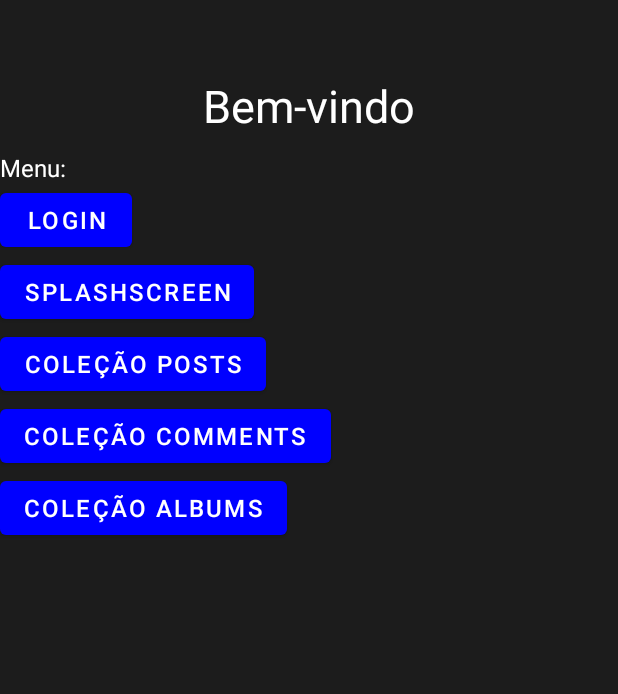
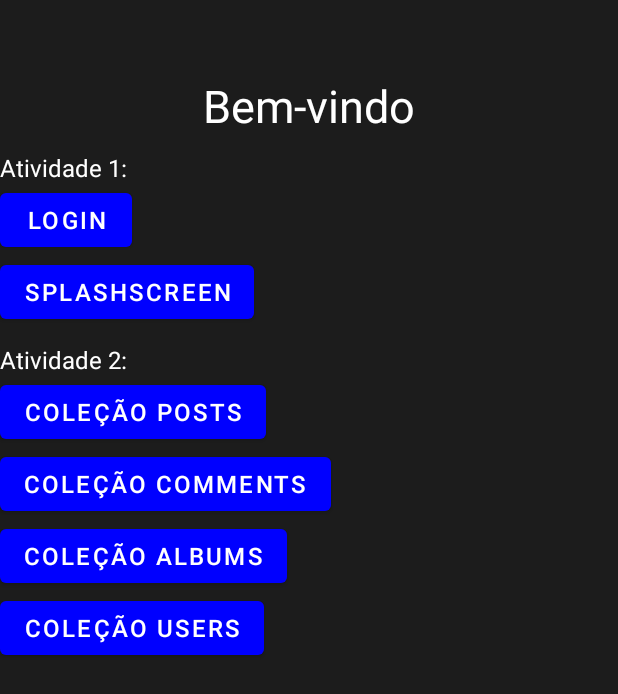
Before and after one commit to Eduardo-Lenuzza/computacao_para_disp_moveis, an Android app: the HomeScreenActivity screen opened directly, with no data from a screen before it, on a phone screen of 412 x 824 dp. Shown: the top 694 px of the screen. Run offline under Robolectric (Android 15) with nearby library versions, the phone set to English and light mode, and no system bars.

Commit message:
Add Atividade 2

```diff
--- a/Atividade1/app/src/main/java/com/example/atividade1/utils/Http_service.java
+++ b/Atividade1/app/src/main/java/com/example/atividade1/utils/Http_service.java
@@ -9,6 +9,7 @@ import androidx.annotation.RequiresApi;
 import com.example.atividade1.model.Albums;
 import com.example.atividade1.model.Comments;
 import com.example.atividade1.model.Posts;
+import com.example.atividade1.model.Users;
 
 import org.json.JSONArray;
 
@@ -65,6 +66,9 @@ public class Http_service extends AsyncTask<String, String, String> {
                 case "albums":
                     Albums.jsonIterable(jsonArray);
                     return urlComReplace;
+                case "users":
+                    Users.jsonIterable(jsonArray);
+                    return urlComReplace;
                 default:
                     return null;
             }
--- /dev/null
+++ b/Atividade1/app/src/main/res/layout-v21/activity_home_screen.xml
@@ -0,0 +1,112 @@
+<?xml version="1.0" encoding="utf-8"?>
+<RelativeLayout xmlns:android="http://schemas.android.com/apk/res/android"
+    xmlns:tools="http://schemas.android.com/tools"
+    android:id="@+id/HomeScreen"
+    android:layout_width="match_parent"
+    android:layout_height="match_parent"
+    android:theme="@style/ActivityMainPage"
+    tools:context=".view.HomeScreenActivity">
+
+    <TextView
+        android:id="@+id/textBemVindo"
+        android:layout_width="wrap_content"
+        android:layout_height="wrap_content"
+        android:layout_centerHorizontal="true"
+        android:layout_marginTop="50dp"
+        android:text="Bem-vindo"
+        android:textColor="@color/white"
+        android:textSize="30dp" />
+
+    <TextView
+        android:id="@+id/textAtividade1"
+        android:layout_width="wrap_content"
+        android:layout_height="wrap_content"
+        android:layout_marginTop="10dp"
+        android:text="Atividade 1:"
+        android:textColor="@color/white"
+        android:layout_below="@+id/textBemVindo"
+        android:textSize="16dp" />
+
+    <Button
+        android:id="@+id/btnLogin"
+        style="@style/MyBtn"
+        android:layout_width="wrap_content"
+        android:layout_height="wrap_content"
+        android:onClick="voltarLogin"
+        android:layout_below="@+id/textAtividade1"
+        android:text="Login" />
+    <View
+        android:layout_width="15dp"
+        android:layout_height="20dp"
+        android:layout_weight="1" />
+    <Button
+        android:id="@+id/btnSplash"
+        style="@style/MyBtn"
+        android:layout_width="wrap_content"
+        android:layout_height="wrap_content"
+        android:onClick="voltarSplash"
+        android:layout_below="@+id/btnLogin"
+        android:text="SplashScreen" />
+    <View
+        android:layout_width="15dp"
+        android:layout_height="20dp"
+        android:layout_weight="1" />
+    <TextView
+        android:id="@+id/textAtividade2"
+        android:layout_width="wrap_content"
+        android:layout_height="wrap_content"
+        android:layout_marginTop="10dp"
+        android:text="Atividade 2:"
+        android:textColor="@color/white"
+        android:layout_below="@+id/btnSplash"
+        android:textSize="16dp" />
+    <Button
+        android:id="@+id/colecaoPosts"
+        style="@style/MyBtn"
+        android:layout_width="wrap_content"
+        android:layout_height="wrap_content"
+        android:onClick="colecaoApi"
+        android:layout_below="@+id/textAtividade2"
+        android:text="@string/posts" />
+    <View
+        android:layout_width="15dp"
+        android:layout_height="20dp"
+        android:layout_weight="1" />
+    <Button
+        android:id="@+id/colecaoComments"
+        style="@style/MyBtn"
+        android:layout_width="wrap_content"
+        android:layout_height="wrap_content"
+        android:onClick="colecaoApi"
+        android:layout_below="@+id/colecaoPosts"
+        android:text="@string/comments" />
+    <View
+        android:layout_width="15dp"
+        android:layout_height="20dp"
+        android:layout_weight="1"
+        tools:ignore="ObsoleteLayoutParam" />
+    <Button
+        android:id="@+id/colecaoAlbums"
+        style="@style/MyBtn"
+        android:layout_width="wrap_content"
+        android:layout_height="wrap_content"
+        android:onClick="colecaoApi"
+        android:layout_below="@+id/colecaoComments"
+        android:text="@string/albums"
+        tools:targetApi="lollipop" />
+    <View
+        android:layout_width="15dp"
+        android:layout_height="20dp"
+        android:layout_weight="1"
+        tools:ignore="ObsoleteLayoutParam" />
+    <Button
+        android:id="@+id/colecaoUsers"
+        style="@style/MyBtn"
+        android:layout_width="wrap_content"
+        android:layout_height="wrap_content"
+        android:onClick="colecaoApi"
+        android:layout_below="@+id/colecaoAlbums"
+        android:text="@string/users"
+        tools:targetApi="lollipop" />
+
+</RelativeLayout>
--- a/Atividade1/app/src/main/res/layout/activity_home_screen.xml
+++ b/Atividade1/app/src/main/res/layout/activity_home_screen.xml
@@ -18,11 +18,11 @@
         android:textSize="30dp" />
 
     <TextView
-        android:id="@+id/textMenu"
+        android:id="@+id/textAtividade1"
         android:layout_width="wrap_content"
         android:layout_height="wrap_content"
         android:layout_marginTop="10dp"
-        android:text="Menu:"
+        android:text="Atividade 1:"
         android:textColor="@color/white"
         android:layout_below="@+id/textBemVindo"
         android:textSize="16dp" />
@@ -33,7 +33,7 @@
         android:layout_width="wrap_content"
         android:layout_height="wrap_content"
         android:onClick="voltarLogin"
-        android:layout_below="@+id/textMenu"
+        android:layout_below="@+id/textAtividade1"
         android:text="Login" />
     <View
         android:layout_width="15dp"
@@ -51,14 +51,23 @@
         android:layout_width="15dp"
         android:layout_height="20dp"
         android:layout_weight="1" />
+    <TextView
+        android:id="@+id/textAtividade2"
+        android:layout_width="wrap_content"
+        android:layout_height="wrap_content"
+        android:layout_marginTop="10dp"
+        android:text="Atividade 2:"
+        android:textColor="@color/white"
+        android:layout_below="@+id/btnSplash"
+        android:textSize="16dp" />
     <Button
         android:id="@+id/colecaoPosts"
         style="@style/MyBtn"
         android:layout_width="wrap_content"
         android:layout_height="wrap_content"
         android:onClick="colecaoApi"
-        android:layout_below="@+id/btnSplash"
-        android:text="Coleção Posts" />
+        android:layout_below="@+id/textAtividade2"
+        android:text="@string/posts" />
     <View
         android:layout_width="15dp"
         android:layout_height="20dp"
@@ -70,11 +79,12 @@
         android:layout_height="wrap_content"
         android:onClick="colecaoApi"
         android:layout_below="@+id/colecaoPosts"
-        android:text="Coleção Comments" />
+        android:text="@string/comments" />
     <View
         android:layout_width="15dp"
         android:layout_height="20dp"
-        android:layout_weight="1" />
+        android:layout_weight="1"
+        tools:ignore="ObsoleteLayoutParam" />
     <Button
         android:id="@+id/colecaoAlbums"
         style="@style/MyBtn"
@@ -82,6 +92,21 @@
         android:layout_height="wrap_content"
         android:onClick="colecaoApi"
         android:layout_below="@+id/colecaoComments"
-        android:text="Coleção Albums" />
+        android:text="@string/albums"
+        tools:targetApi="lollipop" />
+    <View
+        android:layout_width="15dp"
+        android:layout_height="20dp"
+        android:layout_weight="1"
+        tools:ignore="ObsoleteLayoutParam" />
+    <Button
+        android:id="@+id/colecaoUsers"
+        style="@style/MyBtn"
+        android:layout_width="wrap_content"
+        android:layout_height="wrap_content"
+        android:onClick="colecaoApi"
+        android:layout_below="@+id/colecaoAlbums"
+        android:text="@string/users"
+        tools:targetApi="lollipop" />
 
 </RelativeLayout>
--- a/Atividade1/app/src/main/res/values/strings.xml
+++ b/Atividade1/app/src/main/res/values/strings.xml
@@ -1,3 +1,8 @@
 <resources>
     <string name="app_name">Atividade1</string>
+    <string name="posts">Coleção Posts</string>
+    <string name="comments">Coleção Comments</string>
+    <string name="albums">Coleção Albums</string>
+    <string name="users">Coleção Users</string>
+
 </resources>
```
Also changed, not shown: Atividade1/app/src/main/java/com/example/atividade1/model/Users.java (added, +246 -0 lines), Atividade1/app/src/main/java/com/example/atividade1/view/ColecaoActivity.java (+50 -18 lines), Atividade1/app/src/main/java/com/example/atividade1/view/DetalhesActivity.java (+26 -25 lines), Atividade1/app/src/main/java/com/example/atividade1/view/HomeScreenActivity.java (+7 -3 lines), 1 other file.
